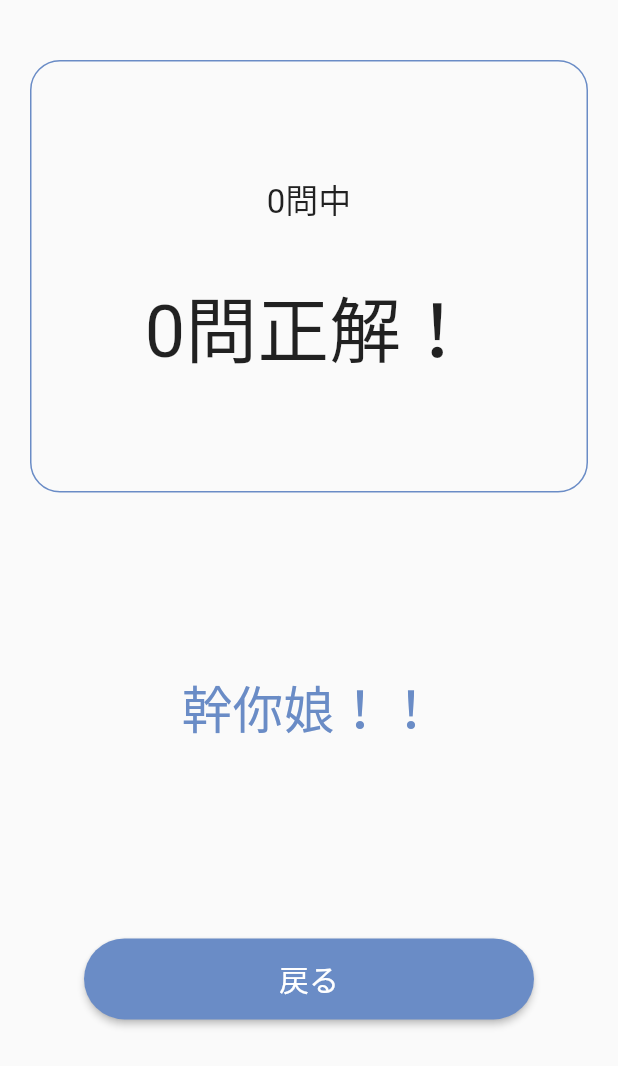
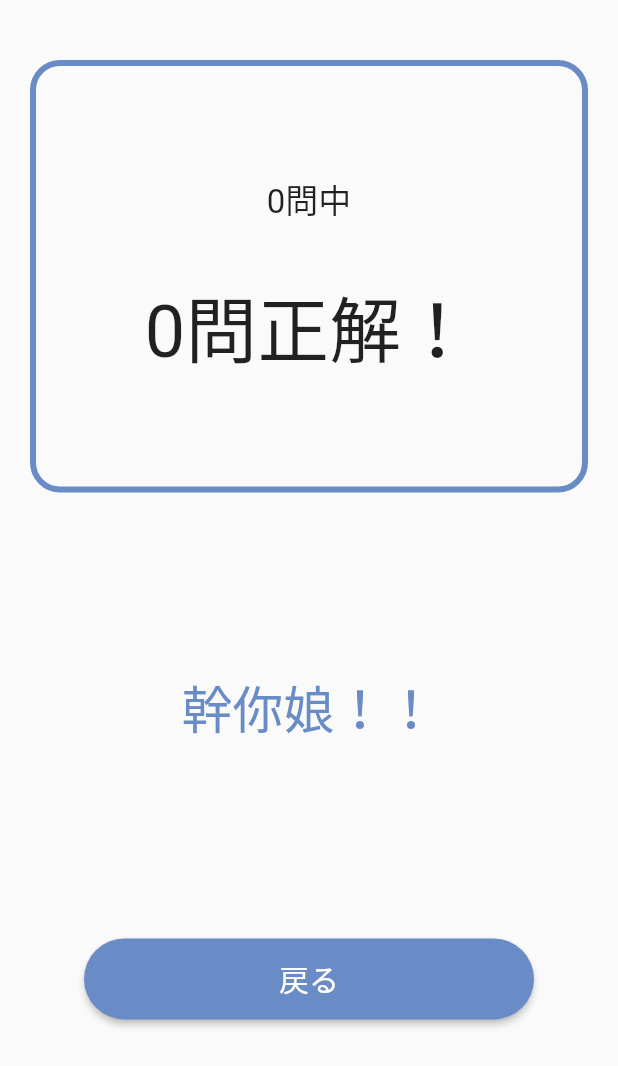
Before and after one commit to tomokio123/chinese-study-application, a Flutter app: the QuestionResultPage screen opened directly with empty values, on a phone screen of 412 x 824 dp. Shown: the top 1066 px of the screen. Run offline on Flutter 3.47's test engine with Material 2 defaults, Android fonts, the phone set to English and light mode, and no system bars; our stand-ins replace animated_text_kit, cloud_firestore, firebase_auth, firebase_core, flutter_riverpod, riverpod and 1 more; missing offline and left inert: flutter_overboard; accounts and stored records are empty; Roboto replaces fonts that are missing (KleeOne).

Commit message:
question_pageのロジック修正とquestion_result_pageのUI修正

```diff
--- a/lib/view/main_screen/test_list_page/question_page/question_result_page.dart
+++ b/lib/view/main_screen/test_list_page/question_page/question_result_page.dart
@@ -48,7 +48,7 @@ class QuestionResultPage extends ConsumerWidget {
                   width: double.infinity,
                   padding: const EdgeInsets.all(5.0),
                   decoration: BoxDecoration(
-                    border: Border.all(color: AppColors.mainBlue),
+                    border: Border.all(color: AppColors.mainBlue, width: 4),
                     borderRadius: BorderRadius.circular(20),
                   ),
                   child: Center(
```
Also changed, not shown: lib/view/main_screen/test_list_page/question_page/question_page.dart (+33 -23 lines).
